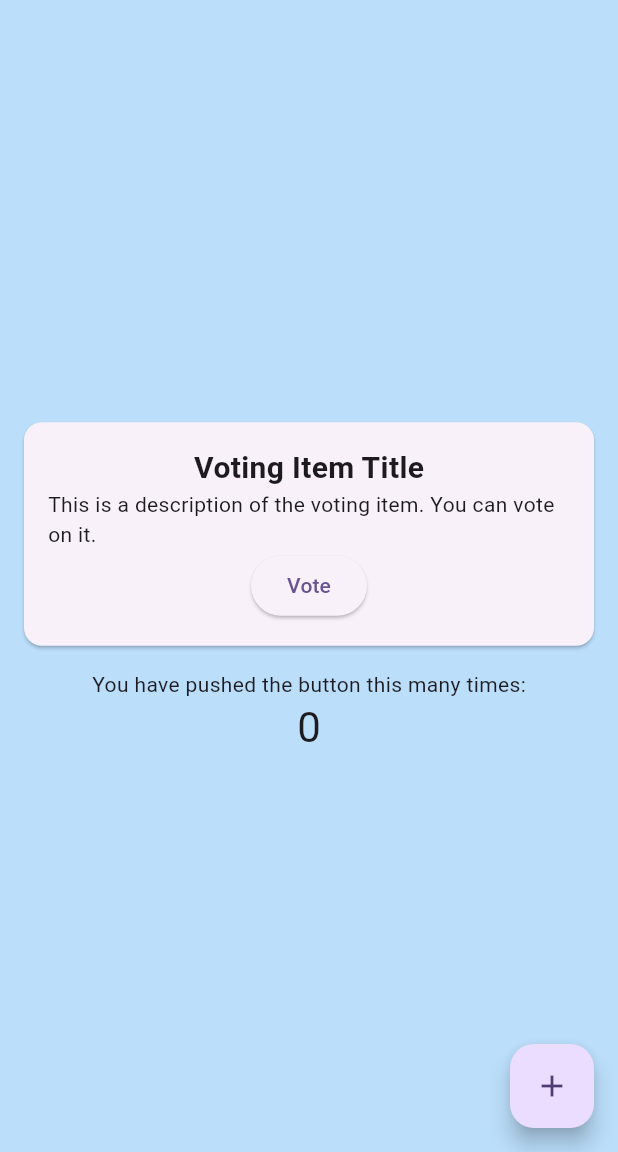
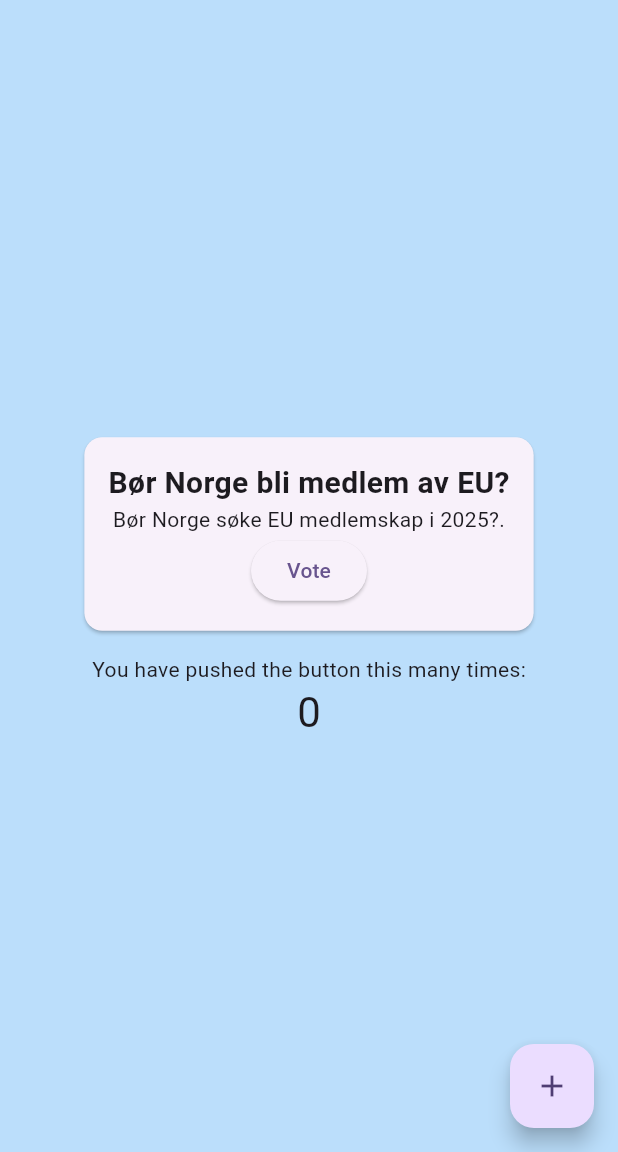
Before and after one commit to DD3n/D6, a Flutter app: the screen it shows after launch, on a phone screen of 412 x 824 dp, the part 84-1236 px from its top. Run offline on Flutter 3.47's test engine with Material 3 defaults, Android fonts, the phone set to English and light mode, and no system bars.

Commit message:
feat: Add first voting question

```diff
--- a/lib/main.dart
+++ b/lib/main.dart
@@ -11,7 +11,7 @@ class MyApp extends StatelessWidget {
   @override
   Widget build(BuildContext context) {
     return MaterialApp(
-      title: 'Ditt Demokrati',
+      title: 'Ditt Demokrati!',
       theme: ThemeData(
         colorScheme: ColorScheme.fromSeed(seedColor: Colors.deepPurple),
         useMaterial3: true,
@@ -21,10 +21,14 @@ class MyApp extends StatelessWidget {
   }
 }
 
+/// Represents a card for displaying a voting item.
 class VotingCard extends StatelessWidget {
+  /// The title of the voting item.
   final String title;
+  /// The description of the voting item.
   final String description;
 
+  /// Creates a [VotingCard].
   const VotingCard({super.key, required this.title, required this.description});
 
   @override
@@ -34,22 +38,20 @@ class VotingCard extends StatelessWidget {
       child: Padding(
           padding: const EdgeInsets.all(16.0),
           child: Column(
-            children: <Widget>[
+            children: [
               Text(title,
                   style: const TextStyle(
                       fontSize: 20, fontWeight: FontWeight.bold)),
               Text(description),
               ElevatedButton(
-                onPressed: () {
-                  // Handle vote button press
-                },
+                onPressed: () {},
                 child: const Text('Vote'),
               ),
             ],
           ),
         ),
-      ),
-    );
+      );
+
   }
 }
 
@@ -124,9 +126,9 @@ class _MyHomePageState extends State<MyHomePage> {
           mainAxisAlignment: MainAxisAlignment.center,
           children: <Widget>[
             const VotingCard(
-              title: 'Voting Item Title',
+              title: 'Bør Norge bli medlem av EU?',
               description:
-                  'This is a description of the voting item. You can vote on it.',
+                  'Bør Norge søke EU medlemskap i 2025?.',
             ),
 
             const Text('You have pushed the button this many times:'),
```
Also changed, not shown: pubspec.yaml (+65 -65 lines).
